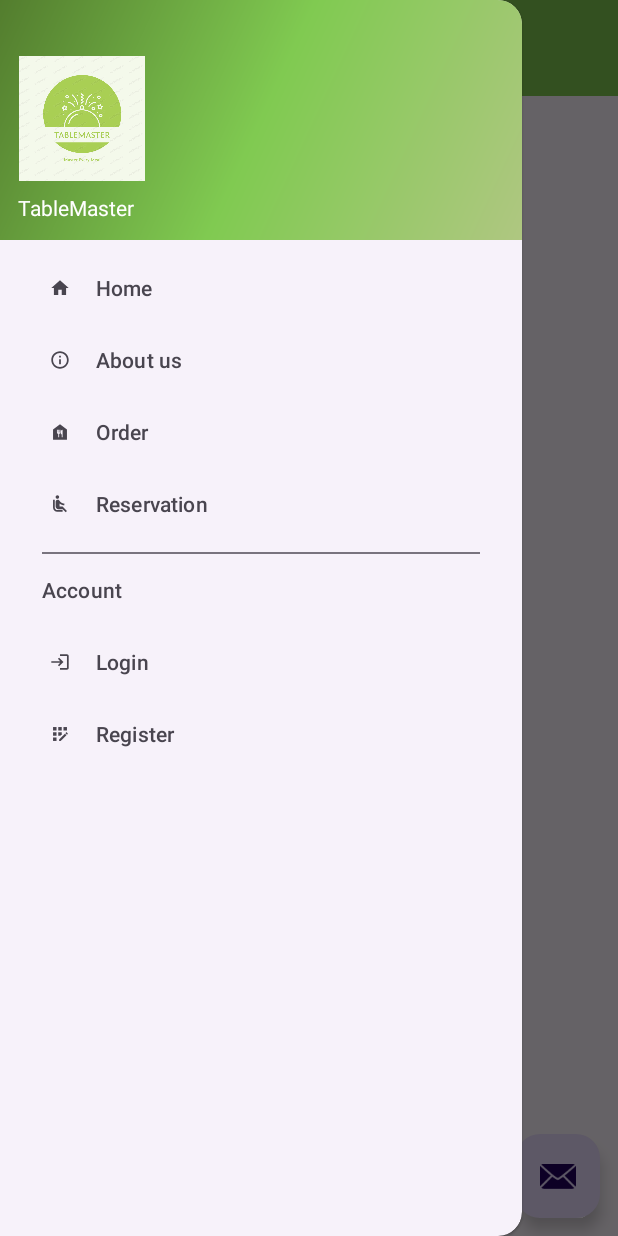
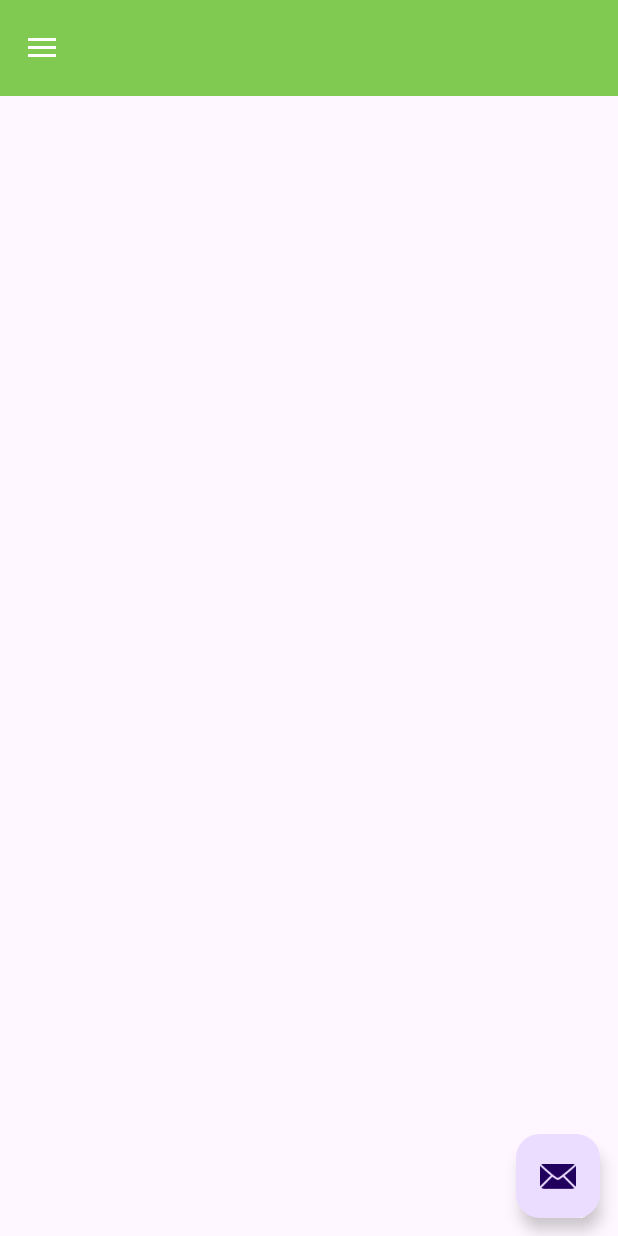
Before and after one commit to thuongvv1606/Project_PRM392, an Android app: the screen it shows after launch (NavigationActivity), in the side drawer, after a tap on "Reservation", on a phone screen of 412 x 824 dp. Run offline under Robolectric (Android 15) with nearby library versions, the phone set to English and light mode, and no system bars.

Commit message:
git reset --soft db022bbf1ba5bc26713541c723ef67e653e4da83

```diff
--- a/app/src/main/java/com/example/restaurantproject/NavigationActivity.java
+++ b/app/src/main/java/com/example/restaurantproject/NavigationActivity.java
@@ -62,6 +62,16 @@ public class NavigationActivity extends AppCompatActivity implements NavigationV
             drawer.closeDrawer(GravityCompat.START);
             displayToast("Go to about us page successfully!");
             return true;
+        } else if (item.getItemId() == R.id.nav_order) {
+            // Redirect to order page (for now display a toast).
+            drawer.closeDrawer(GravityCompat.START);
+            displayToast("Go to order page successfully!");
+            return true;
+        } else if (item.getItemId() == R.id.nav_reservation) {
+            // Redirect to reservation page (for now display a toast).
+            drawer.closeDrawer(GravityCompat.START);
+            displayToast("Go to reservation page successfully!");
+            return true;
         } else if (item.getItemId() == R.id.nav_login) {
             // Redirect to login page (for now display a toast).
             drawer.closeDrawer(GravityCompat.START);
```
